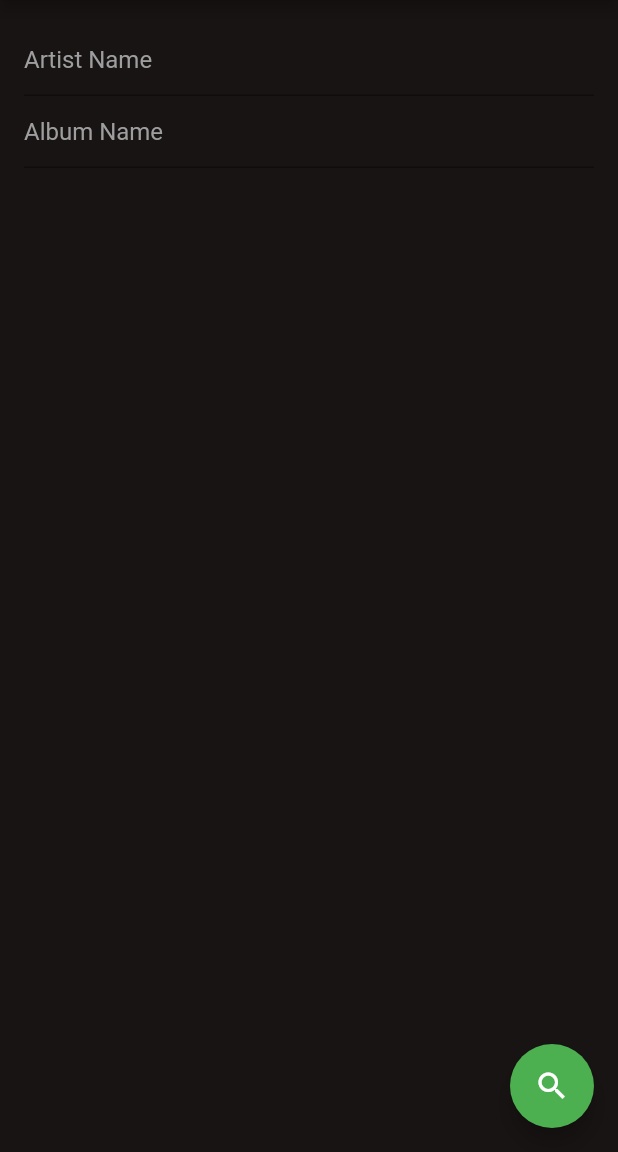
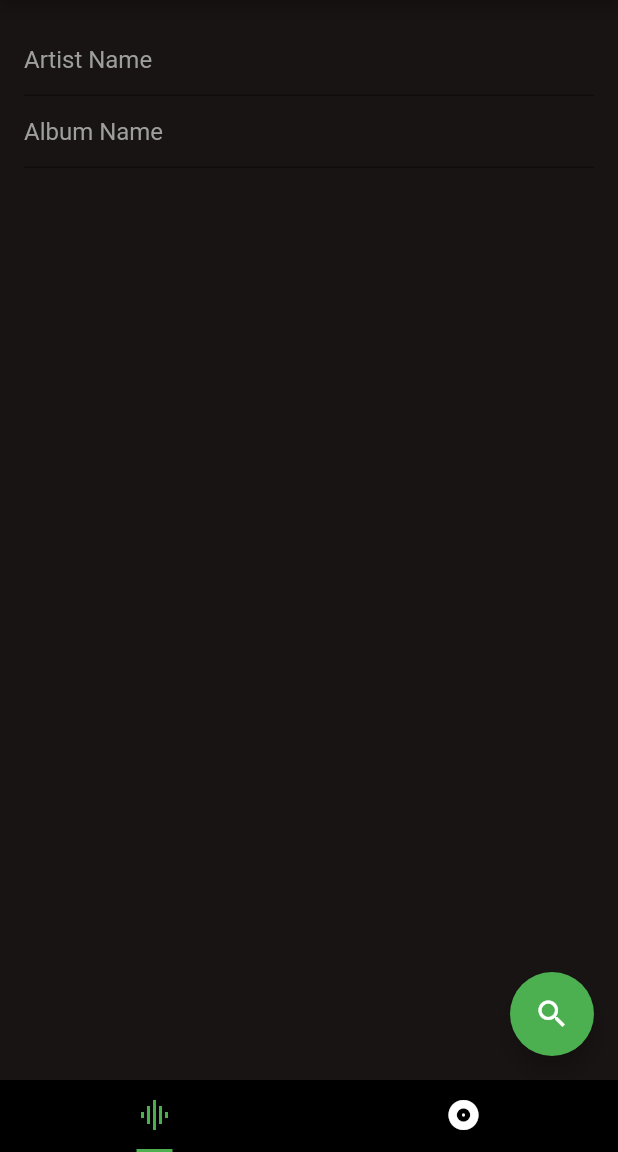
Before and after one commit to mjuszczyk1/buy_records, a Flutter app: the screen it shows after launch, on a phone screen of 412 x 824 dp, the part 84-1236 px from its top. Run offline on Flutter 3.47's test engine with Material 2 defaults, Android fonts, the phone set to English and light mode, and no system bars; our stand-ins replace fluttertoast.

Commit message:
Switch main view to use bottomNavigationBar for better navigation.

```diff
--- a/lib/main.dart
+++ b/lib/main.dart
@@ -218,18 +218,22 @@ class _MyHomePageState extends State<MyHomePage> {
 
   @override
   Widget build(BuildContext context) {
-    return PageView(
-      controller: pageController,
-      children: <Widget>[
-        Scaffold(
+    return DefaultTabController(
+      length: 2,
+      child: new Scaffold(
         appBar: AppBar(
           title: Text(widget.title),
         ),
+        backgroundColor: Colors.black,
+        body: TabBarView(
+          children: <Widget>[
+            new Scaffold(
               backgroundColor: appBackgroundColor,
               body: Column(
                 children: <Widget>[
                   Padding(
-                padding: const EdgeInsets.only(top: 16, left: 16, right: 16),
+                    padding:
+                        const EdgeInsets.only(top: 16, left: 16, right: 16),
                     child: Form(
                       key: _formKey,
                       child: Column(
@@ -279,21 +283,33 @@ class _MyHomePageState extends State<MyHomePage> {
                 child: Icon(Icons.search),
               ),
             ),
-        Scaffold(
-          appBar: AppBar(
-            title: Text('Saved Records'),
-          ),
+            new Scaffold(
               backgroundColor: appBackgroundColor,
               body: Column(
                 children: <Widget>[
-              AlbumOptions(
+                  new AlbumOptions(
                     albumOptions: savedRecords,
                     onLongPress: removeRecord,
-              )
+                  ),
                 ],
               ),
             ),
           ],
+        ),
+        bottomNavigationBar: new TabBar(
+            tabs: <Widget>[
+              Tab(
+                icon: new Icon(Icons.graphic_eq),
+              ),
+              Tab(
+                icon: new Icon(Icons.album),
+              ),
+            ],
+            labelColor: Colors.green,
+            unselectedLabelColor: Colors.white,
+            indicatorSize: TabBarIndicatorSize.label,
+            indicatorColor: Colors.green),
+      ),
     );
   }
 }
```
Lines whose indentation alone changed are shown as unchanged.
